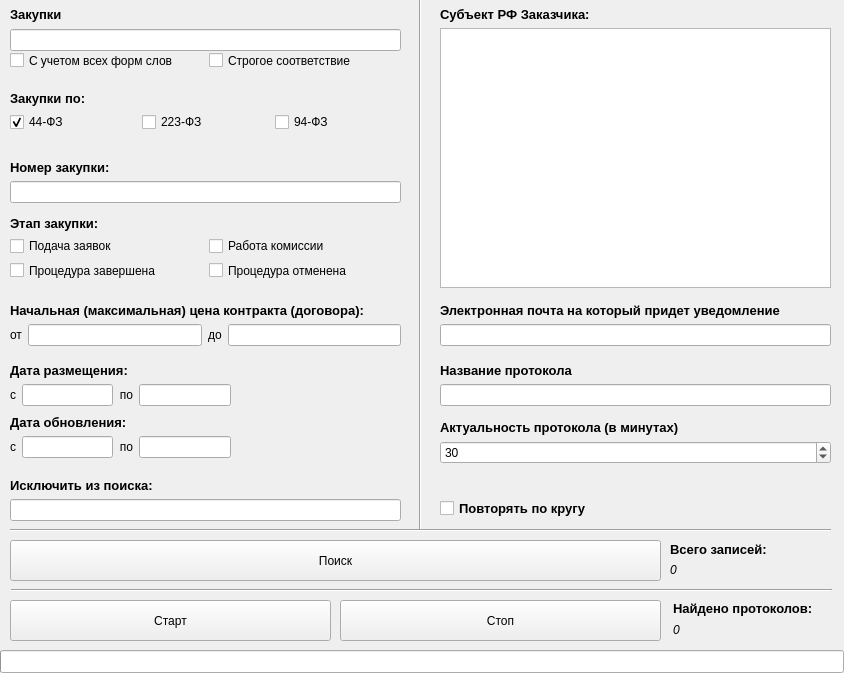
This is gui.ui in jMurad/zakupki as Qt 5 draws it before an edit. The edited form follows.
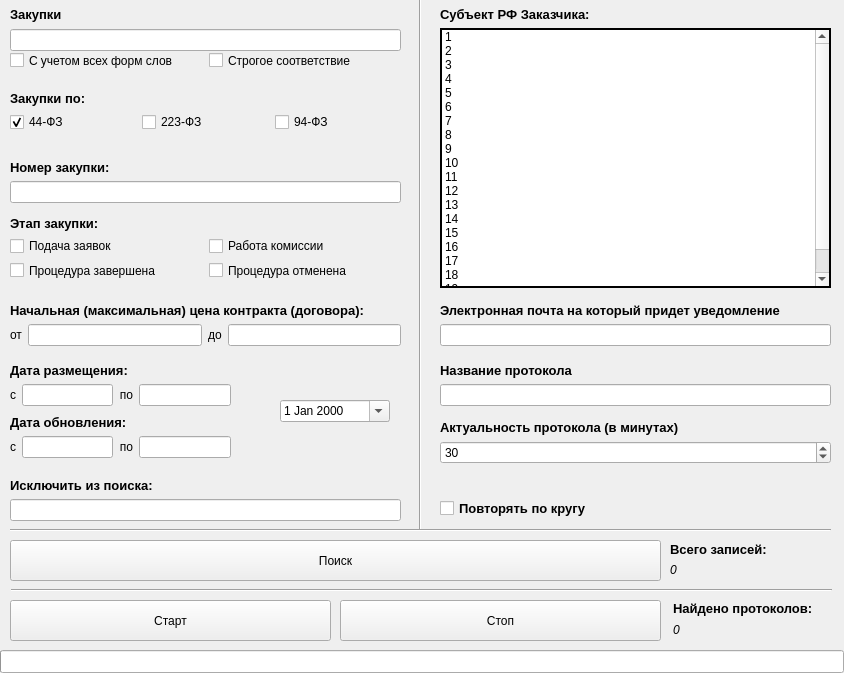
This is the edited form.

```diff
--- a/gui.ui
+++ b/gui.ui
@@ -210,14 +210,62 @@
      </item>
      <item>
       <widget class="QListWidget" name="listWidget">
+       <property name="mouseTracking">
+        <bool>false</bool>
+       </property>
+       <property name="frameShape">
+        <enum>QFrame::WinPanel</enum>
+       </property>
+       <property name="frameShadow">
+        <enum>QFrame::Plain</enum>
+       </property>
+       <property name="autoScroll">
+        <bool>false</bool>
+       </property>
+       <property name="defaultDropAction">
+        <enum>Qt::CopyAction</enum>
+       </property>
        <property name="selectionMode">
         <enum>QAbstractItemView::MultiSelection</enum>
        </property>
        <property name="selectionBehavior">
         <enum>QAbstractItemView::SelectItems</enum>
        </property>
+       <property name="textElideMode">
+        <enum>Qt::ElideNone</enum>
+       </property>
+       <property name="verticalScrollMode">
+        <enum>QAbstractItemView::ScrollPerItem</enum>
+       </property>
+       <property name="movement">
+        <enum>QListView::Static</enum>
+       </property>
+       <property name="flow">
+        <enum>QListView::TopToBottom</enum>
+       </property>
+       <property name="isWrapping" stdset="0">
+        <bool>false</bool>
+       </property>
+       <property name="resizeMode">
+        <enum>QListView::Adjust</enum>
+       </property>
        <property name="layoutMode">
-        <enum>QListView::Batched</enum>
+        <enum>QListView::SinglePass</enum>
+       </property>
+       <property name="spacing">
+        <number>0</number>
+       </property>
+       <property name="viewMode">
+        <enum>QListView::ListMode</enum>
+       </property>
+       <property name="modelColumn">
+        <number>0</number>
+       </property>
+       <property name="uniformItemSizes">
+        <bool>false</bool>
+       </property>
+       <property name="batchSize">
+        <number>5</number>
        </property>
        <property name="selectionRectVisible">
         <bool>true</bool>
@@ -225,6 +273,109 @@
        <property name="currentRow">
         <number>-1</number>
        </property>
+       <property name="sortingEnabled">
+        <bool>false</bool>
+       </property>
+       <item>
+        <property name="text">
+         <string>1</string>
+        </property>
+       </item>
+       <item>
+        <property name="text">
+         <string>2</string>
+        </property>
+       </item>
+       <item>
+        <property name="text">
+         <string>3</string>
+        </property>
+       </item>
+       <item>
+        <property name="text">
+         <string>4</string>
+        </property>
+       </item>
+       <item>
+        <property name="text">
+         <string>5</string>
+        </property>
+       </item>
+       <item>
+        <property name="text">
+         <string>6</string>
+        </property>
+       </item>
+       <item>
+        <property name="text">
+         <string>7</string>
+        </property>
+       </item>
+       <item>
+        <property name="text">
+         <string>8</string>
+        </property>
+       </item>
+       <item>
+        <property name="text">
+         <string>9</string>
+        </property>
+       </item>
+       <item>
+        <property name="text">
+         <string>10</string>
+        </property>
+       </item>
+       <item>
+        <property name="text">
+         <string>11</string>
+        </property>
+       </item>
+       <item>
+        <property name="text">
+         <string>12</string>
+        </property>
+       </item>
+       <item>
+        <property name="text">
+         <string>13</string>
+        </property>
+       </item>
+       <item>
+        <property name="text">
+         <string>14</string>
+        </property>
+       </item>
+       <item>
+        <property name="text">
+         <string>15</string>
+        </property>
+       </item>
+       <item>
+        <property name="text">
+         <string>16</string>
+        </property>
+       </item>
+       <item>
+        <property name="text">
+         <string>17</string>
+        </property>
+       </item>
+       <item>
+        <property name="text">
+         <string>18</string>
+        </property>
+       </item>
+       <item>
+        <property name="text">
+         <string>19</string>
+        </property>
+       </item>
+       <item>
+        <property name="text">
+         <string>20</string>
+        </property>
+       </item>
       </widget>
      </item>
     </layout>
@@ -840,6 +991,25 @@
      <string>&lt;html&gt;&lt;head/&gt;&lt;body&gt;&lt;p&gt;&lt;span style=&quot; font-size:9pt; font-style:italic;&quot;&gt;0&lt;/span&gt;&lt;/p&gt;&lt;/body&gt;&lt;/html&gt;</string>
     </property>
    </widget>
+   <widget class="QDateEdit" name="dateEdit">
+    <property name="geometry">
+     <rect>
+      <x>280</x>
+      <y>400</y>
+      <width>110</width>
+      <height>22</height>
+     </rect>
+    </property>
+    <property name="wrapping">
+     <bool>true</bool>
+    </property>
+    <property name="calendarPopup">
+     <bool>true</bool>
+    </property>
+    <property name="timeSpec">
+     <enum>Qt::LocalTime</enum>
+    </property>
+   </widget>
   </widget>
  </widget>
  <resources/>
```
Left out of the diff: 2 changed lines with no effect on the pictures.
